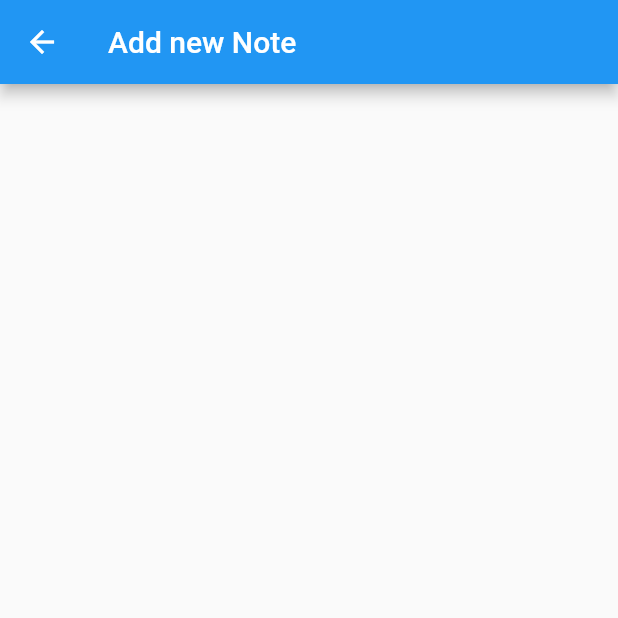
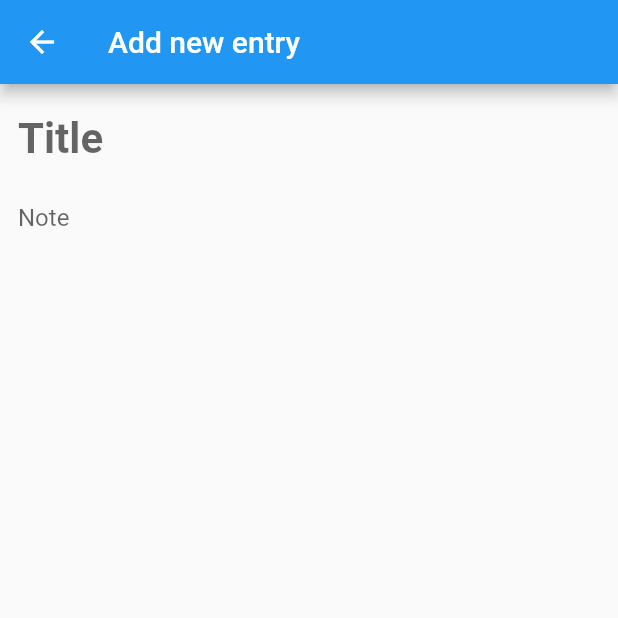
Before and after one commit to sacrilegioushero220/TinkerHub-Projets, a Flutter app: the AddNote screen opened by its route, on a phone screen of 412 x 824 dp, the top half of it. Run offline on Flutter 3.47's test engine with Material 2 defaults, Android fonts, the phone set to English and light mode, and no system bars; our stand-ins replace sqflite; accounts and stored records are empty.

Commit message:
added title and note adding features

```diff
--- a/flutter_diary_app/lib/screens/add_note.dart
+++ b/flutter_diary_app/lib/screens/add_note.dart
@@ -12,7 +12,31 @@ class _AddNoteState extends State<AddNote> {
   Widget build(BuildContext context) {
     return Scaffold(
       appBar: AppBar(
-        title: Text("Add new Note"),
+        title: Text("Add new entry"),
+      ),
+      body: Padding(
+        padding: const EdgeInsets.symmetric(vertical: 8.0, horizontal: 12.0),
+        child: Column(
+          children: [
+            TextField(
+              decoration: InputDecoration(
+                border: InputBorder.none,
+                hintText: "Title",
+              ),
+              style: TextStyle(fontSize: 28.0, fontWeight: FontWeight.bold),
+            ),
+            Expanded(
+              child: TextField(
+                keyboardType: TextInputType.multiline,
+                maxLines: null,
+                decoration: InputDecoration(
+                  border: InputBorder.none,
+                  hintText: "Note",
+                ),
+              ),
+            )
+          ],
+        ),
       ),
     );
   }
```
